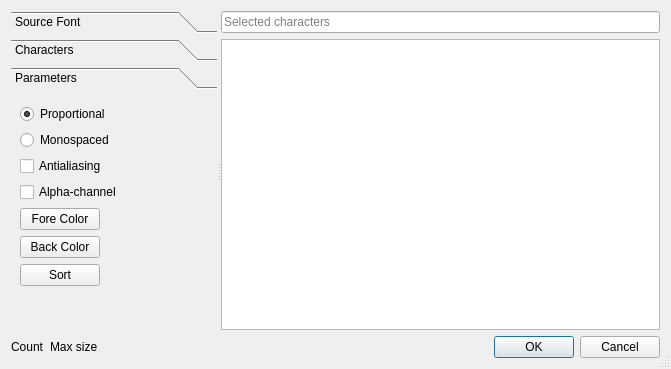
The window that controls/fonts/font-new/dialogfontselect.ui (riuson/lcd-image-converter) describes before a commit, drawn with Qt 5.
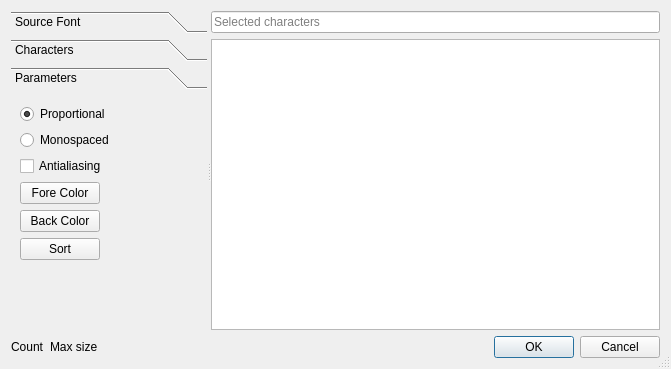
The same window after the commit. The open tabs and pages were chosen to show the change.

Commit message: Remove option 'font alpha-channel'

```diff
--- a/controls/fonts/font-new/dialogfontselect.ui
+++ b/controls/fonts/font-new/dialogfontselect.ui
@@ -175,8 +175,8 @@
         <rect>
          <x>0</x>
          <y>0</y>
-         <width>247</width>
-         <height>199</height>
+         <width>264</width>
+         <height>239</height>
         </rect>
        </property>
        <attribute name="label">
@@ -209,13 +209,6 @@
             </property>
            </widget>
           </item>
-          <item>
-           <widget class="QCheckBox" name="checkBoxAlphaChannel">
-            <property name="text">
-             <string>Alpha-channel</string>
-            </property>
-           </widget>
-          </item>
           <item>
            <widget class="QPushButton" name="pushButtonForeColor">
             <property name="sizePolicy">
```
Left out of the diff: 4 changed lines with no effect on the pictures. The commit also changes 12 other files.
